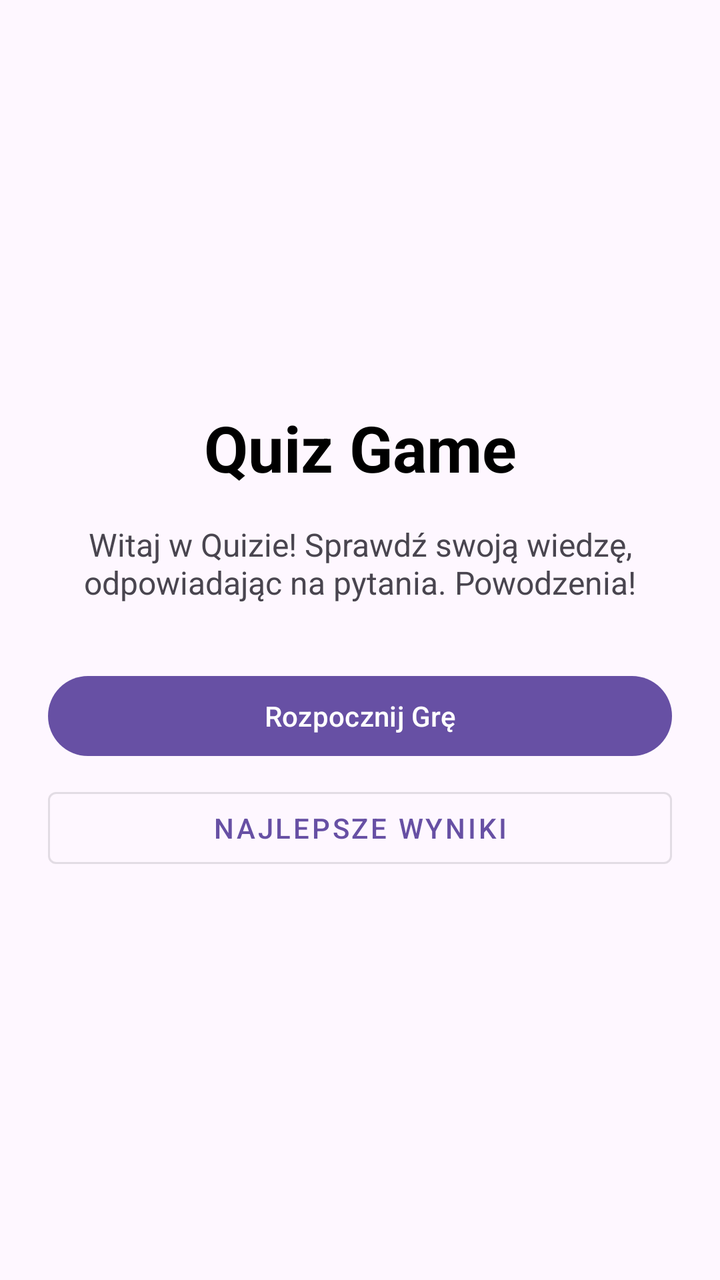
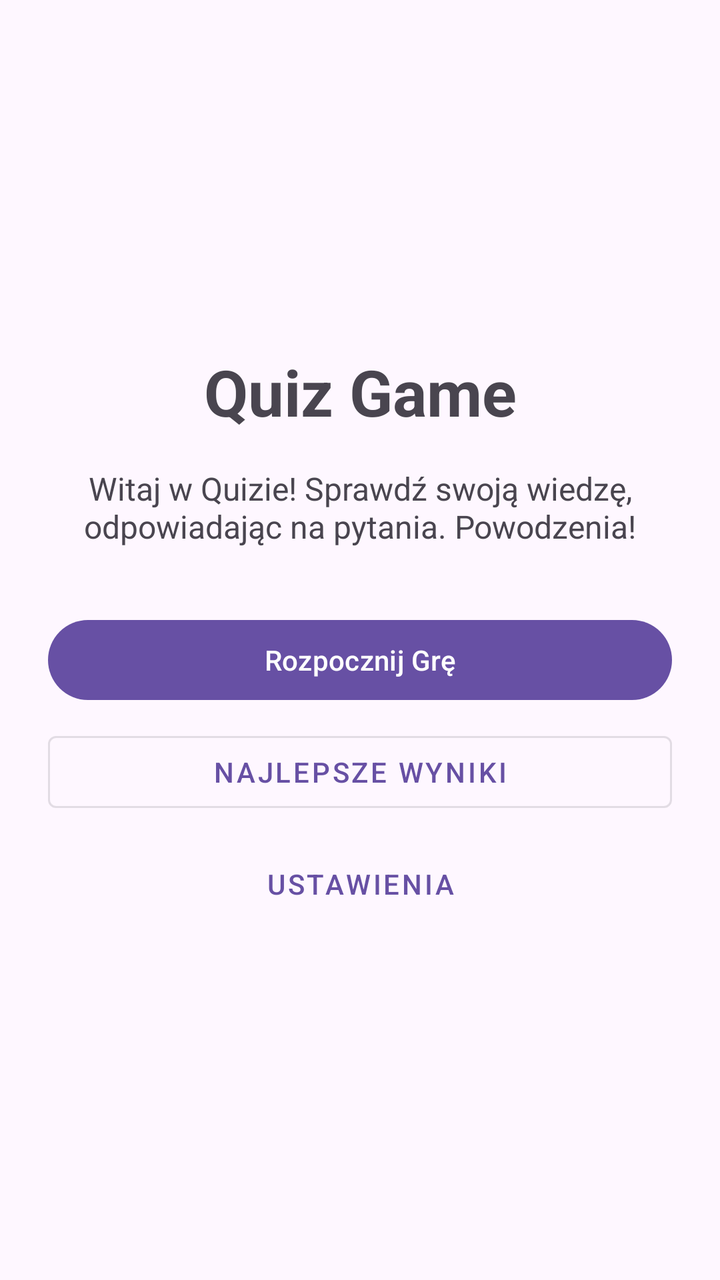

Compare the two renders of this Android layout. The source of the first and the diff that turns it into the second are given below.
<!-- AndroidManifest.xml: application theme Theme.QuizGame -->
<!-- res/layout/activity_main.xml -->
<?xml version="1.0" encoding="utf-8"?>
<androidx.constraintlayout.widget.ConstraintLayout xmlns:android="http://schemas.android.com/apk/res/android"
    xmlns:app="http://schemas.android.com/apk/res-auto"
    xmlns:tools="http://schemas.android.com/tools"
    android:id="@+id/main"
    android:layout_width="match_parent"
    android:layout_height="match_parent"
    android:padding="24dp"
    tools:context=".MainActivity">

    <TextView
        android:id="@+id/tvTitle"
        android:layout_width="wrap_content"
        android:layout_height="wrap_content"
        android:text="Quiz Game"
        android:textSize="32sp"
        android:textStyle="bold"
        android:textColor="@color/black"
        app:layout_constraintBottom_toTopOf="@+id/tvDescription"
        app:layout_constraintEnd_toEndOf="parent"
        app:layout_constraintStart_toStartOf="parent"
        app:layout_constraintTop_toTopOf="parent"
        app:layout_constraintVertical_chainStyle="packed" />

    <TextView
        android:id="@+id/tvDescription"
        android:layout_width="0dp"
        android:layout_height="wrap_content"
        android:layout_marginTop="16dp"
        android:gravity="center"
        android:text="Witaj w Quizie! Sprawdź swoją wiedzę, odpowiadając na pytania. Powodzenia!"
        android:textSize="16sp"
        app:layout_constraintBottom_toTopOf="@+id/btnStart"
        app:layout_constraintEnd_toEndOf="parent"
        app:layout_constraintStart_toStartOf="parent"
        app:layout_constraintTop_toBottomOf="@id/tvTitle" />

    <Button
        android:id="@+id/btnStart"
        android:layout_width="0dp"
        android:layout_height="wrap_content"
        android:layout_marginTop="32dp"
        android:text="Rozpocznij Grę"
        app:layout_constraintBottom_toTopOf="@+id/btnShowHighScores"
        app:layout_constraintEnd_toEndOf="parent"
        app:layout_constraintStart_toStartOf="parent"
        app:layout_constraintTop_toBottomOf="@id/tvDescription"
        app:layout_constraintVertical_chainStyle="packed" />

    <Button
        android:id="@+id/btnShowHighScores"
        style="@style/Widget.MaterialComponents.Button.OutlinedButton"
        android:layout_width="0dp"
        android:layout_height="wrap_content"
        android:layout_marginTop="8dp"
        android:text="Najlepsze Wyniki"
        app:layout_constraintBottom_toBottomOf="parent"
        app:layout_constraintEnd_toEndOf="parent"
        app:layout_constraintStart_toStartOf="parent"
        app:layout_constraintTop_toBottomOf="@id/btnStart" />

</androidx.constraintlayout.widget.ConstraintLayout>
<!-- resources referenced by this layout -->
<resources>
  <color name="black">#FF000000</color>
  <style name="Theme.QuizGame" parent="Base.Theme.QuizGame" />
  <style name="Base.Theme.QuizGame" parent="Theme.Material3.DayNight.NoActionBar">
          
          
      </style>
</resources>

<!-- the commit's change to res/layout/activity_main.xml (unified diff, before → after) -->
@@ -15,7 +15,6 @@
         android:text="Quiz Game"
         android:textSize="32sp"
         android:textStyle="bold"
-        android:textColor="@color/black"
         app:layout_constraintBottom_toTopOf="@+id/tvDescription"
         app:layout_constraintEnd_toEndOf="parent"
         app:layout_constraintStart_toStartOf="parent"
@@ -54,9 +53,21 @@
         android:layout_height="wrap_content"
         android:layout_marginTop="8dp"
         android:text="Najlepsze Wyniki"
-        app:layout_constraintBottom_toBottomOf="parent"
+        app:layout_constraintBottom_toTopOf="@+id/btnSettings"
         app:layout_constraintEnd_toEndOf="parent"
         app:layout_constraintStart_toStartOf="parent"
         app:layout_constraintTop_toBottomOf="@id/btnStart" />
 
+    <Button
+        android:id="@+id/btnSettings"
+        style="@style/Widget.MaterialComponents.Button.TextButton"
+        android:layout_width="wrap_content"
+        android:layout_height="wrap_content"
+        android:layout_marginTop="8dp"
+        android:text="Ustawienia"
+        app:layout_constraintBottom_toBottomOf="parent"
+        app:layout_constraintEnd_toEndOf="parent"
+        app:layout_constraintStart_toStartOf="parent"
+        app:layout_constraintTop_toBottomOf="@id/btnShowHighScores" />
+
 </androidx.constraintlayout.widget.ConstraintLayout>
<!-- resource entries referenced after the edit -->
@@ -1,6 +1,5 @@
 <!-- resources referenced by this layout -->
 <resources>
-  <color name="black">#FF000000</color>
   <style name="Theme.QuizGame" parent="Base.Theme.QuizGame" />
   <style name="Base.Theme.QuizGame" parent="Theme.Material3.DayNight.NoActionBar">
           
